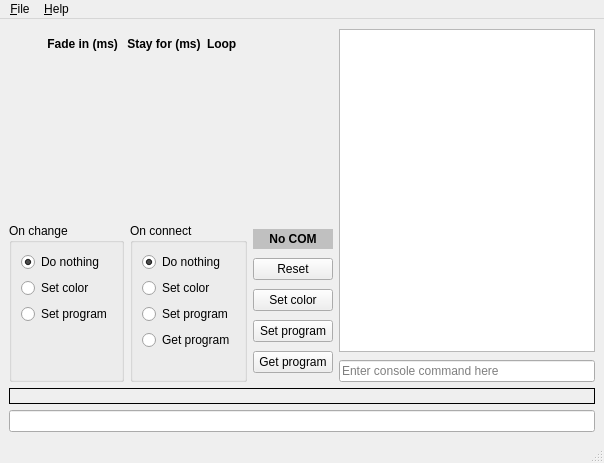
Old version of the form MeshConsole/FireflyControl.ui in the repository Kreyl/armlet.
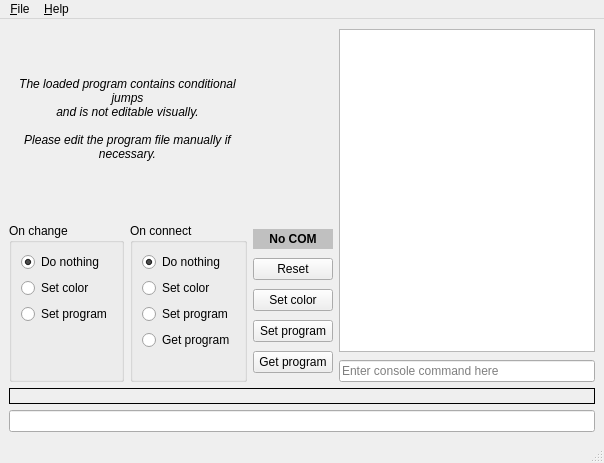
New version of the form. The open tabs and pages were chosen to show the change. Icons and pictures are not drawn. Custom widgets are drawn as their Qt base class.

Commit message: FireflyControl draft

What changed in the file:
```diff
--- a/MeshConsole/FireflyControl.ui
+++ b/MeshConsole/FireflyControl.ui
@@ -19,14 +19,15 @@
       <property name="widgetResizable">
        <bool>true</bool>
       </property>
-      <widget class="QWidget" name="scrollWidget">
+      <widget class="QStackedWidget" name="programStackedWidget">
        <property name="sizePolicy">
         <sizepolicy hsizetype="Maximum" vsizetype="Preferred">
          <horstretch>0</horstretch>
          <verstretch>0</verstretch>
         </sizepolicy>
        </property>
-       <layout class="QHBoxLayout" name="scrollLayout">
+       <widget class="QWidget" name="programWidget">
+        <layout class="QHBoxLayout" name="programLayout">
         <property name="margin">
          <number>0</number>
         </property>
@@ -109,6 +110,29 @@
          </widget>
         </item>
        </layout>
+       </widget>
+       <widget class="QWidget" name="conditionsPresentWidget">
+        <layout class="QVBoxLayout" name="conditionsPresentLayout">
+         <item>
+          <widget class="QLabel" name="conditionsPresentLabel">
+           <property name="font">
+            <font>
+             <italic>true</italic>
+            </font>
+           </property>
+           <property name="text">
+            <string>The loaded program contains conditional jumps&lt;br&gt;and is not editable visually.&lt;br&gt;&lt;br&gt;Please edit the program file manually if necessary.</string>
+           </property>
+           <property name="alignment">
+            <set>Qt::AlignCenter</set>
+           </property>
+           <property name="wordWrap">
+            <bool>true</bool>
+           </property>
+          </widget>
+         </item>
+        </layout>
+       </widget>
       </widget>
      </widget>
     </item>
```
Lines whose indentation alone changed are shown as unchanged. The commit also changes 2 other files.
